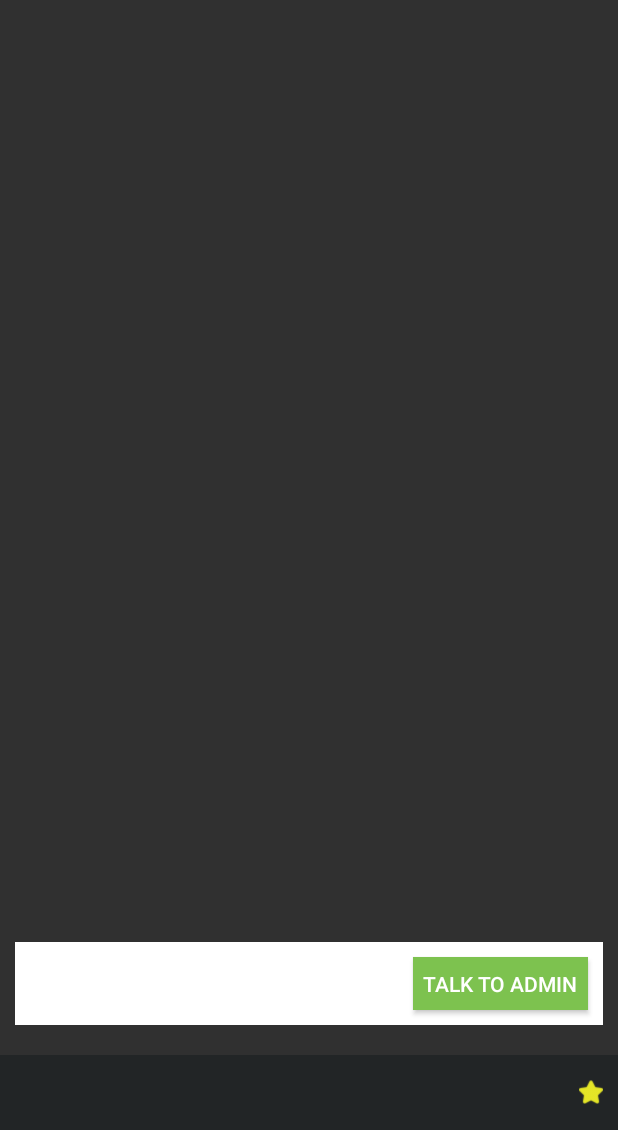
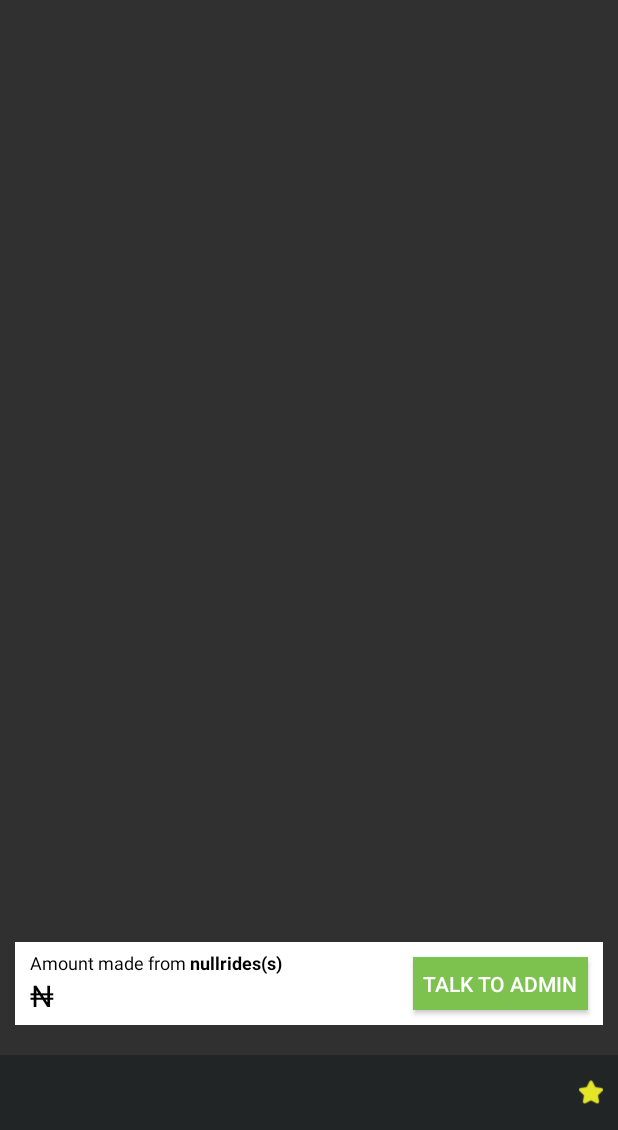
Before and after one commit to chumylee/gravy_driver, an Android app: the HomeActivity screen opened directly, with no data from a screen before it, on a phone screen of 412 x 824 dp, the part 106-1236 px from its top. Run offline under Robolectric (Android 15) with nearby library versions, the phone set to English and light mode, and no system bars.

Commit message:
made balance show on home page

```diff
--- a/app/src/main/res/layout/activity_home.xml
+++ b/app/src/main/res/layout/activity_home.xml
@@ -112,40 +112,43 @@
         android:background="#FFFFFF">
 
         <TextView
+            android:id="@+id/textView7"
             android:layout_width="wrap_content"
             android:layout_height="wrap_content"
-            android:textAppearance="?android:attr/textAppearanceMedium"
-            android:text="Amount made from "
-            android:id="@+id/textView7"
-            android:layout_alignParentTop="true"
             android:layout_alignParentLeft="true"
             android:layout_alignParentStart="true"
+            android:layout_alignParentTop="true"
             android:layout_marginLeft="10dp"
             android:layout_marginTop="5dp"
-            android:textSize="12dp"
-            android:textIsSelectable="true" />
+            android:text="Amount made from "
+            android:textAppearance="?android:attr/textAppearanceMedium"
+            android:textColor="#000"
+            android:textIsSelectable="true"
+            android:textSize="12dp" />
 
         <TextView
+            android:id="@+id/trip_count"
             android:layout_width="wrap_content"
             android:layout_height="wrap_content"
+            android:layout_alignTop="@+id/textView7"
+            android:layout_toEndOf="@+id/textView7"
+            android:layout_toRightOf="@+id/textView7"
+            android:text="2 trips"
             android:textAppearance="?android:attr/textAppearanceMedium"
-            android:text="2 trips"
-            android:id="@+id/trip_count"
-            android:layout_alignTop="@+id/textView7"
-            android:layout_toRightOf="@+id/textView7"
-            android:layout_toEndOf="@+id/textView7"
+            android:textColor="#000"
             android:textSize="12dp"
             android:textStyle="bold" />
 
         <TextView
+            android:id="@+id/textView8"
             android:layout_width="wrap_content"
             android:layout_height="wrap_content"
-            android:textAppearance="?android:attr/textAppearanceLarge"
-            android:text="₦ "
-            android:id="@+id/textView8"
-            android:layout_below="@+id/textView7"
             android:layout_alignLeft="@+id/textView7"
             android:layout_alignStart="@+id/textView7"
+            android:layout_below="@+id/textView7"
+            android:text="₦ "
+            android:textAppearance="?android:attr/textAppearanceLarge"
+            android:textColor="#000"
             android:textSize="20dp" />
 
         <Button
@@ -161,15 +164,16 @@
             android:layout_marginRight="10dp"/>
 
         <TextView
+            android:id="@+id/balance"
             android:layout_width="wrap_content"
             android:layout_height="wrap_content"
+            android:layout_below="@+id/textView7"
+            android:layout_toEndOf="@+id/textView8"
+            android:layout_toRightOf="@+id/textView8"
+            android:text="Bal"
             android:textAppearance="?android:attr/textAppearanceLarge"
-            android:text="Bal"
-            android:id="@+id/balance"
-            android:textSize="20dp"
-            android:layout_below="@+id/textView7"
-            android:layout_toRightOf="@+id/textView8"
-            android:layout_toEndOf="@+id/textView8" />
+            android:textColor="#000"
+            android:textSize="20dp" />
 
 
     </RelativeLayout>
```
